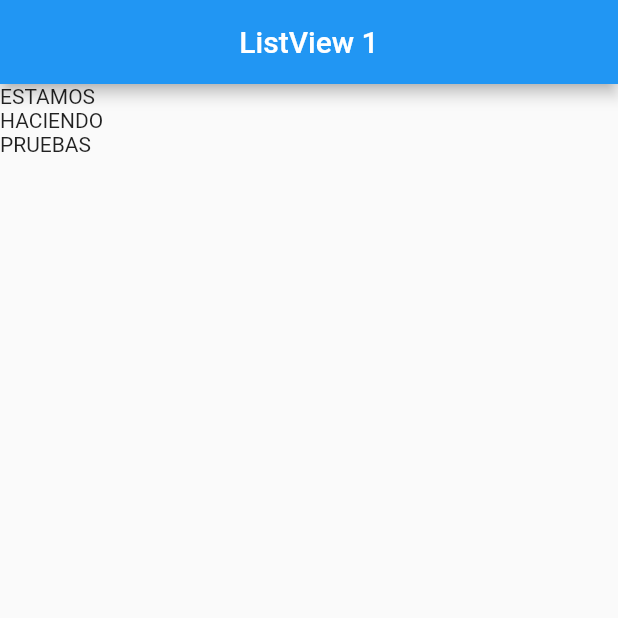
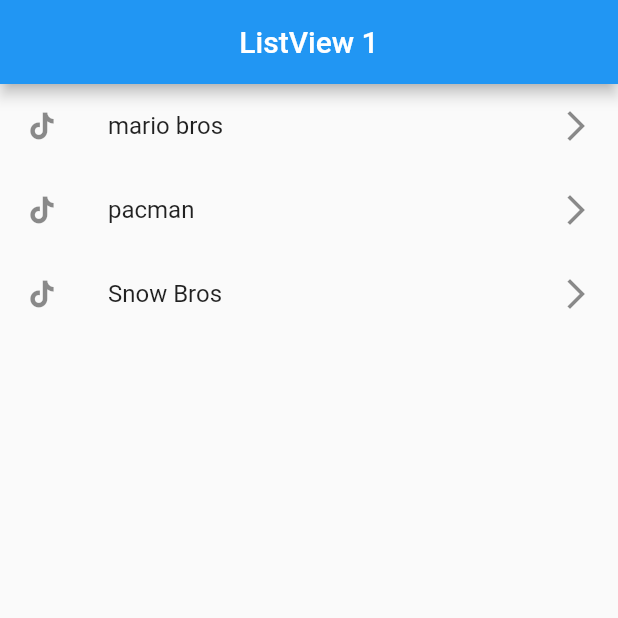
Before and after one commit to esteban1810/Flutter-FH, a Flutter app: the screen it shows after launch, on a phone screen of 412 x 824 dp, the top half of it. Run offline on Flutter 3.47's test engine with Material 2 defaults, Android fonts, the phone set to English and light mode, and no system bars.

Commit message:
65. Crear ListTiles a partir de una lista estática

```diff
--- a/S6 Componentes de flutter/fl_components/lib/screens/lisview1_screen.dart
+++ b/S6 Componentes de flutter/fl_components/lib/screens/lisview1_screen.dart
@@ -1,8 +1,9 @@
 import 'package:flutter/material.dart';
 
 class ListView1Screen extends StatelessWidget {
-
-  const ListView1Screen({Key? key}) : super(key: key);
+  final List options = const ['mario bros','pacman','Snow Bros'];
+  const ListView1Screen({Key? key}) :
+  super(key: key);
 
   @override
   Widget build(BuildContext context) {
@@ -14,10 +15,12 @@ class ListView1Screen extends StatelessWidget {
       ),
       body:  Center(
         child: ListView(
-          children: const [
-            Text('ESTAMOS'),
-            Text('HACIENDO'),
-            Text('PRUEBAS')
+          children: [
+            ...options.map((e) => ListTile( //... se utilizan para hacer spread de una lista
+              leading: const Icon(Icons.tiktok),
+              trailing: const Icon(Icons.arrow_forward_ios),
+              title: Text(e),
+            )).toList()
           ],
         ),
          //child: Text('ListView1Screen'),
```
